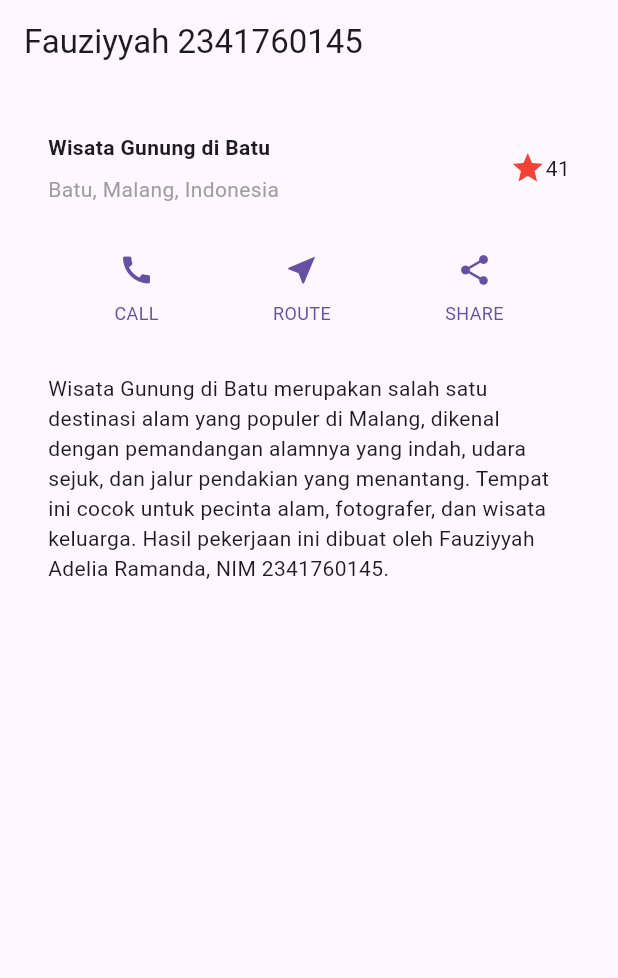
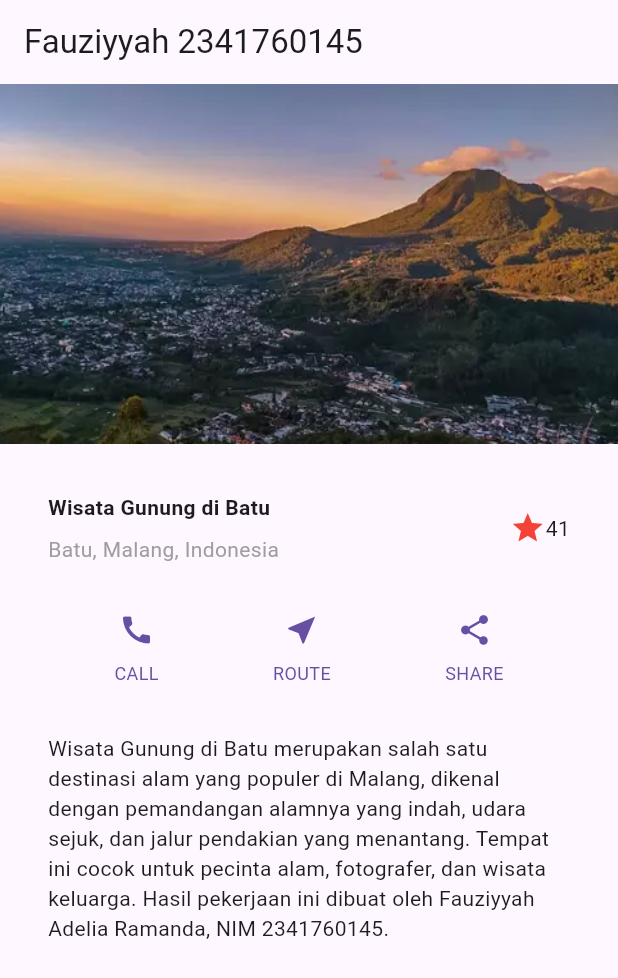
Before and after one commit to fauziyyahadeliaramanda/flutter-fundamental-part2, a Flutter app: the screen it shows after launch, on a phone screen of 412 x 824 dp. Shown: the top 978 px of the screen. Run offline on Flutter 3.47's test engine with Material 3 defaults, Android fonts, the phone set to English and light mode, and no system bars.

```diff
--- a/lib/main.dart
+++ b/lib/main.dart
@@ -73,8 +73,14 @@ class MyApp extends StatelessWidget {
         appBar: AppBar(
           title: const Text('Fauziyyah 2341760145'),
         ),
-        body: ListView(
+       body: ListView(
           children: [
+            Image.asset(
+              'images/gunungpanderman.png',
+              width: 600,
+              height:240,
+              fit: BoxFit.cover,
+            ),
             titleSection,
             buttonSection,
             textSection, // <--- ditambahkan di sini
--- a/pubspec.yaml
+++ b/pubspec.yaml
@@ -56,6 +56,8 @@ flutter:
   # included with your application, so that you can use the icons in
   # the material Icons class.
   uses-material-design: true
+  assets:
+  - images/gunungpanderman.png
 
   # To add assets to your application, add an assets section, like this:
   # assets:
```
Also changed, not shown: images/gunungpanderman.png (added), images/images:05.png (added).
